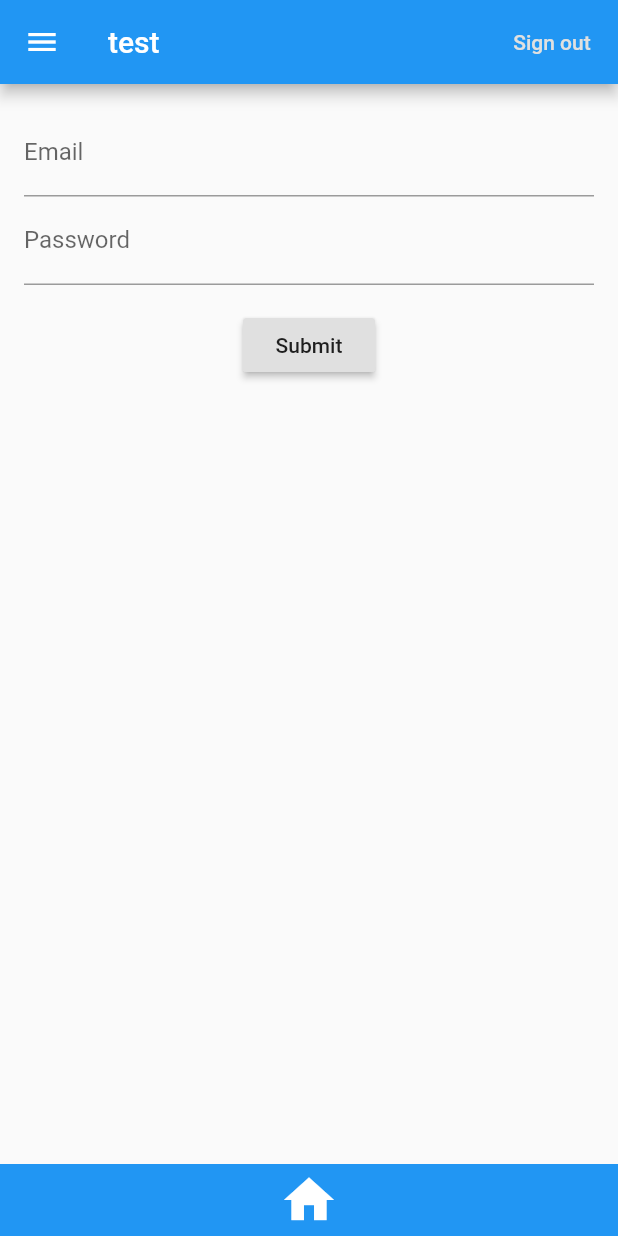
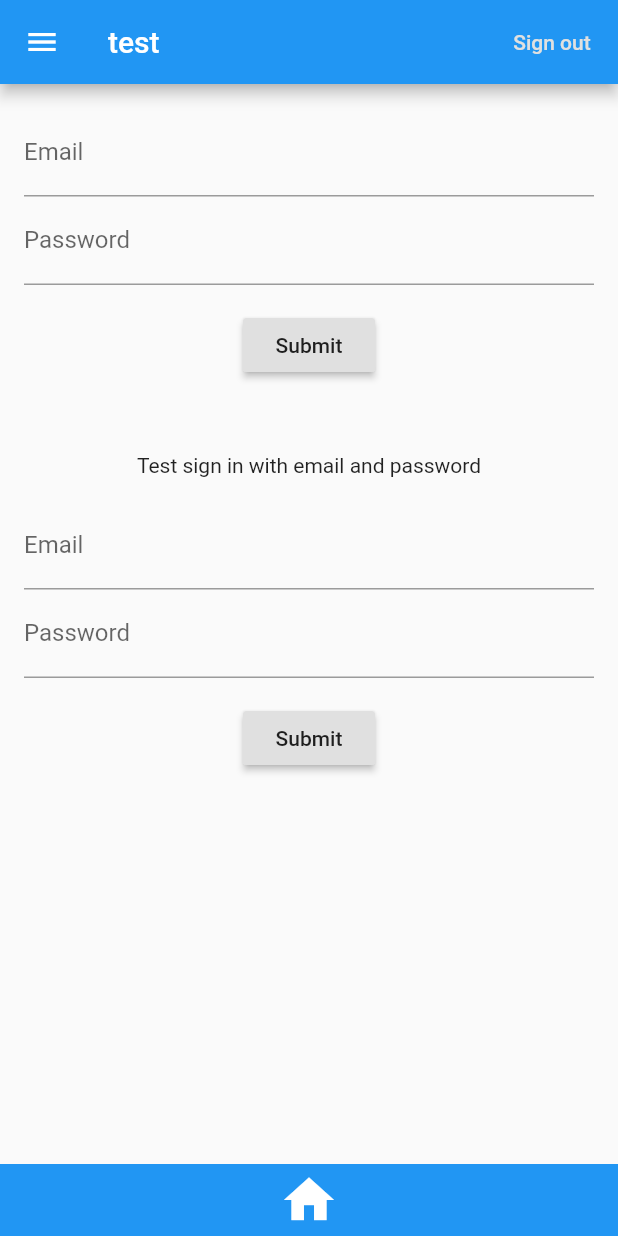
Before and after one commit to roam-free/roam-free-app, a Flutter app: the UserLogin screen opened by its route, on a phone screen of 412 x 824 dp. Run offline on Flutter 3.47's test engine with Material 2 defaults, Android fonts, the phone set to English and light mode, and no system bars; our stand-ins replace cloud_firestore, firebase_auth, firebase_core, firebase_storage, fluttertoast; accounts and stored records are empty.

Commit message:
Implemented basic user log in functionality

```diff
--- a/lib/UserAccounts.dart
+++ b/lib/UserAccounts.dart
@@ -2,6 +2,7 @@ import 'package:flutter/material.dart';
 import 'package:firebase_auth/firebase_auth.dart';
 //import 'package:firebase_dynamic_links/firebase_dynamic_links.dart';
 import 'CommonWidgets.dart';
+import 'package:fluttertoast/fluttertoast.dart';
 
 final FirebaseAuth _auth = FirebaseAuth.instance;
 
@@ -53,6 +54,7 @@ class _UserLoginState extends State<UserLogin> {
           padding: const EdgeInsets.all(16),
           children: <Widget>[
             _RegisterEmailSection(),
+            _EmailPasswordForm(),
           ],
         );
       }),
@@ -127,6 +129,7 @@ class __RegisterEmailSectionState extends State<_RegisterEmailSection> {
   }
 
   void _register() async {
+    try {
       final User user = (await _auth.createUserWithEmailAndPassword(
         email: _emailController.text,
         password: _passwordController.text,
@@ -142,6 +145,12 @@ class __RegisterEmailSectionState extends State<_RegisterEmailSection> {
           _success = true;
         });
       }
+    } on Exception catch (e) {
+      Fluttertoast.showToast(
+        msg: 'Error: $e',
+        toastLength: Toast.LENGTH_LONG,
+      );
+    }
   }
 
   @override
@@ -151,3 +160,109 @@ class __RegisterEmailSectionState extends State<_RegisterEmailSection> {
     super.dispose();
   }
 }
+
+class _EmailPasswordForm extends StatefulWidget {
+  @override
+  __EmailPasswordFormState createState() => __EmailPasswordFormState();
+}
+
+class __EmailPasswordFormState extends State<_EmailPasswordForm> {
+  final GlobalKey<FormState> _formKey = GlobalKey<FormState>();
+  final TextEditingController _emailController = TextEditingController();
+  final TextEditingController _passwordController = TextEditingController();
+  bool _success;
+  String _userEmail;
+
+  @override
+  Widget build(BuildContext context) {
+    return Form(
+      key: _formKey,
+      child: Column(
+        crossAxisAlignment: CrossAxisAlignment.start,
+        children: <Widget>[
+          Container(
+            child: const Text('Test sign in with email and password'),
+            padding: const EdgeInsets.all(16),
+            alignment: Alignment.center,
+          ),
+          TextFormField(
+            controller: _emailController,
+            decoration: const InputDecoration(labelText: 'Email'),
+            validator: (String value) {
+              if (value.isEmpty) {
+                return 'Please enter some text';
+              }
+              return null;
+            },
+          ),
+          TextFormField(
+            controller: _passwordController,
+            decoration: const InputDecoration(labelText: 'Password'),
+            validator: (String value) {
+              if (value.isEmpty) {
+                return 'Please enter some text';
+              }
+              return null;
+            },
+          ),
+          Container(
+            padding: const EdgeInsets.symmetric(vertical: 16.0),
+            alignment: Alignment.center,
+            child: RaisedButton(
+              onPressed: () async {
+                if (_formKey.currentState.validate()) {
+                  _signInWithEmailAndPassword();
+                }
+              },
+              child: const Text('Submit'),
+            ),
+          ),
+          Container(
+            alignment: Alignment.center,
+            padding: const EdgeInsets.symmetric(horizontal: 16),
+            child: Text(
+              _success == null
+                  ? ''
+                  : (_success
+                      ? 'Successfully signed in ' + _userEmail
+                      : 'Sign in failed'),
+              style: TextStyle(color: Colors.red),
+            ),
+          )
+        ],
+      ),
+    );
+  }
+
+  @override
+  void dispose() {
+    _emailController.dispose();
+    _passwordController.dispose();
+    super.dispose();
+  }
+
+  void _signInWithEmailAndPassword() async {
+    try {
+      final User user = (await _auth.signInWithEmailAndPassword(
+        email: _emailController.text,
+        password: _passwordController.text,
+      ))
+          .user;
+      if (user != null) {
+        setState(() {
+          _success = true;
+          _userEmail = user.email;
+        });
+      } else {
+        setState(() {
+          _success = false;
+        });
+      }
+    } on Exception catch (e) {
+      Fluttertoast.showToast(
+        msg: 'Error: $e',
+        toastLength: Toast.LENGTH_LONG,
+      );
+    }
+  }
+}
--- a/pubspec.yaml
+++ b/pubspec.yaml
@@ -34,6 +34,8 @@ dependencies:
   firebase_auth: ^0.20.0+1
   firebase_dynamic_links: ^0.7.0+1
   provider: ^4.3.3
+  fluttertoast: ^7.1.6
+
 
 dev_dependencies:
   flutter_test:
```
Also changed, not shown: pubspec.lock. Lines whose indentation alone changed are shown as unchanged.
